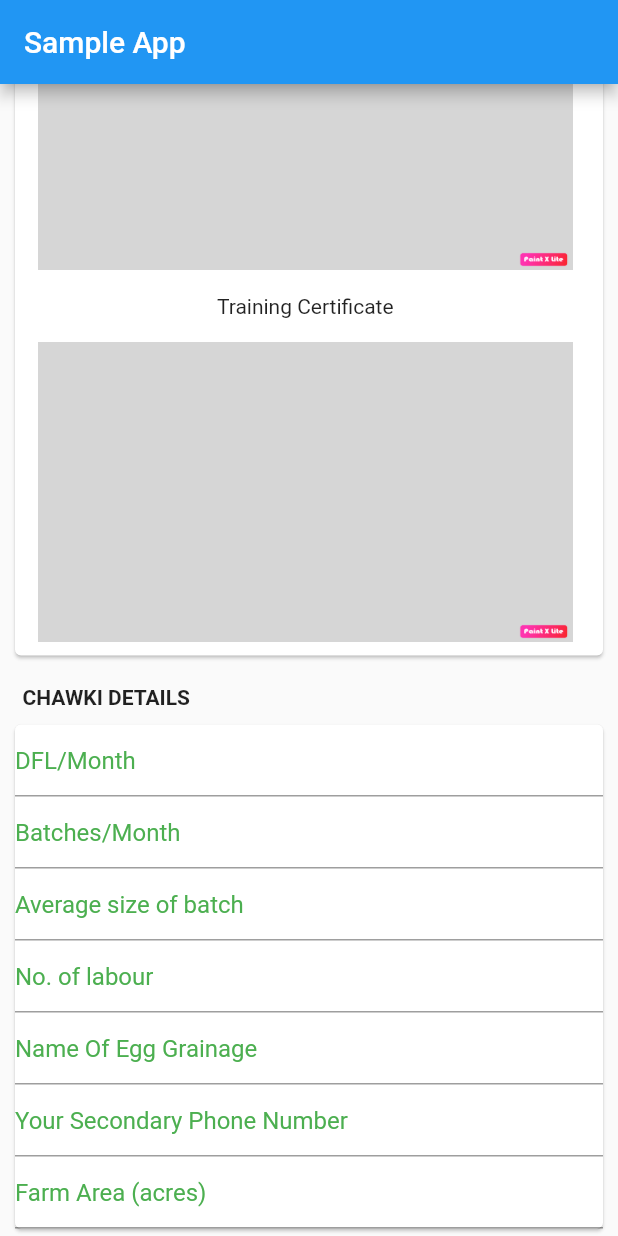
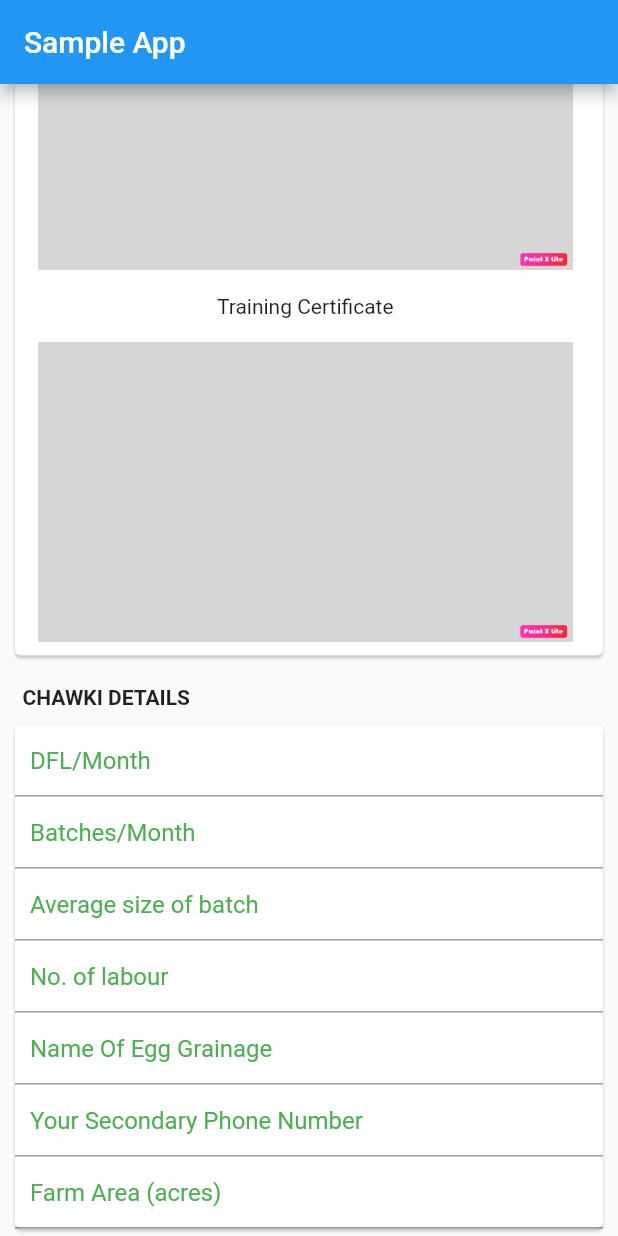
Before and after one commit to jakkani598/flutterforms, a Flutter app: the screen it shows after launch, scrolled down 628 dp, on a phone screen of 412 x 824 dp. Run offline on Flutter 3.47's test engine with Material 2 defaults, Android fonts, the phone set to English and light mode, and no system bars.

Commit message:
chawki details / padding updated

```diff
--- a/lib/main.dart
+++ b/lib/main.dart
@@ -193,25 +193,25 @@ class _MyStatefulWidgetState extends State<MyStatefulWidget> {
             child: Column(
               children: const <Widget>[
                 TextField(
-                  decoration: InputDecoration(hintText: 'DFL/Month',hintStyle: TextStyle(color: Colors.green)),
+                  decoration: InputDecoration(hintText: 'DFL/Month',hintStyle: TextStyle(color: Colors.green),contentPadding: EdgeInsets.all(10.0),),
                 ),
                 TextField(
-                  decoration: InputDecoration(hintText: 'Batches/Month',hintStyle: TextStyle(color: Colors.green)),
+                  decoration: InputDecoration(hintText: 'Batches/Month',hintStyle: TextStyle(color: Colors.green),contentPadding: EdgeInsets.all(10.0),),
                 ),
                 TextField(
-                  decoration: InputDecoration(hintText: 'Average size of batch',hintStyle: TextStyle(color: Colors.green)),
+                  decoration: InputDecoration(hintText: 'Average size of batch',hintStyle: TextStyle(color: Colors.green),contentPadding: EdgeInsets.all(10.0),),
                 ),
                 TextField(
-                  decoration: InputDecoration(hintText: 'No. of labour',hintStyle: TextStyle(color: Colors.green)),
+                  decoration: InputDecoration(hintText: 'No. of labour',hintStyle: TextStyle(color: Colors.green),contentPadding: EdgeInsets.all(10.0),),
                 ),
                 TextField(
-                  decoration: InputDecoration(hintText: 'Name Of Egg Grainage',hintStyle: TextStyle(color: Colors.green)),
+                  decoration: InputDecoration(hintText: 'Name Of Egg Grainage',hintStyle: TextStyle(color: Colors.green),contentPadding: EdgeInsets.all(10.0),),
                 ),
                 TextField(
-                  decoration: InputDecoration(hintText: 'Your Secondary Phone Number',hintStyle: TextStyle(color: Colors.green)),
+                  decoration: InputDecoration(hintText: 'Your Secondary Phone Number',hintStyle: TextStyle(color: Colors.green),contentPadding: EdgeInsets.all(10.0),),
                 ),
                 TextField(
-                  decoration: InputDecoration(hintText: 'Farm Area (acres)',hintStyle: TextStyle(color: Colors.green))
+                  decoration: InputDecoration(hintText: 'Farm Area (acres)',hintStyle: TextStyle(color: Colors.green),contentPadding: EdgeInsets.all(10.0),)
                 )
 
               ],
```
